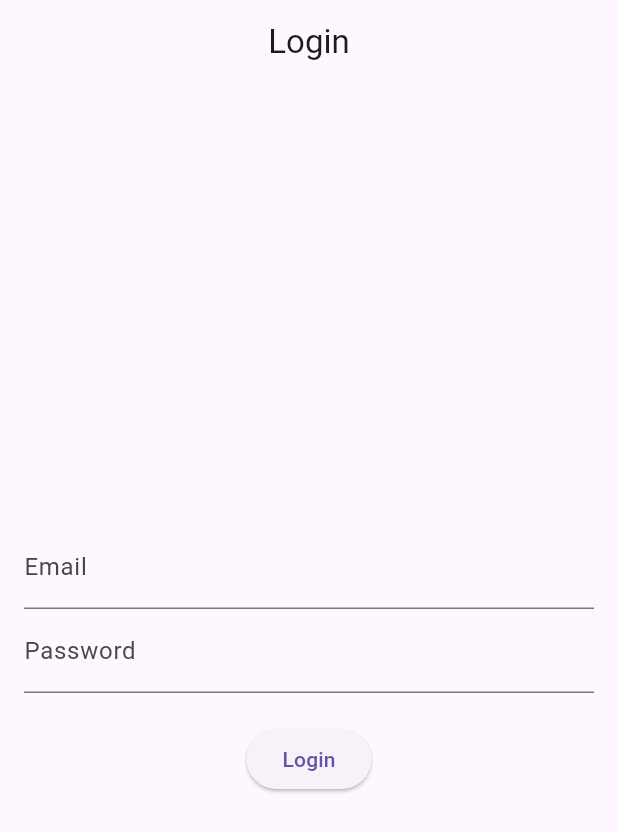
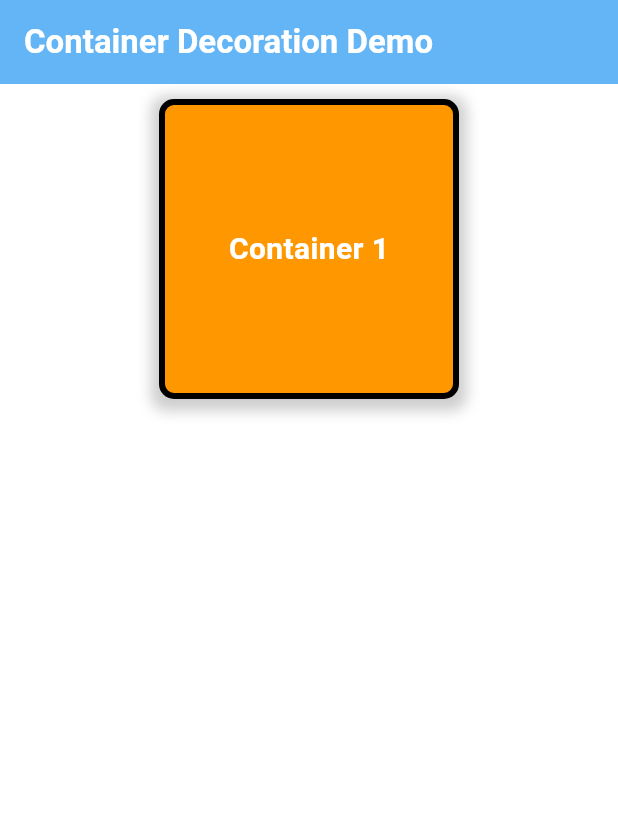
Before and after one commit to SatishK2022/flutter-development, a Flutter app: the screen it shows after launch, on a phone screen of 412 x 824 dp. Shown: the top 832 px of the screen. Run offline on Flutter 3.47's test engine with Material 3 defaults, Android fonts, the phone set to English and light mode, and no system bars.

Commit message:
add Container decoration style

```diff
--- a/demo_project/lib/main.dart
+++ b/demo_project/lib/main.dart
@@ -11,7 +11,8 @@ class MyApp extends StatelessWidget {
       theme: ThemeData(
         primarySwatch: Colors.blue,
       ),
-      home: LoginScreen(),
+      // home: LoginScreen(),
+      home: const ContainerDecorationDemo(),
     );
   }
 }
@@ -83,3 +84,56 @@ class _LoginScreenState extends State<LoginScreen> {
     );
   }
 }
+
+class ContainerDecorationDemo extends StatelessWidget {
+  const ContainerDecorationDemo({super.key});
+
+  @override
+  Widget build(BuildContext context) {
+    return Scaffold(
+      appBar: AppBar(
+        title: const Text(
+          'Container Decoration Demo',
+          style: TextStyle(fontWeight: FontWeight.bold, color: Colors.white),
+        ),
+        backgroundColor: Colors.blue[300],
+      ),
+      body: Container(
+        width: MediaQuery.of(context).size.width,
+        color: Colors.white,
+        child: Column(
+          children: [
+            Padding(
+              padding: const EdgeInsets.all(10),
+              child: Container(
+                width: 200,
+                height: 200,
+                decoration: BoxDecoration(
+                  color: Colors.orange,
+                  border: Border.all(color: Colors.black, width: 4),
+                  boxShadow: [
+                    BoxShadow(
+                      color: Colors.grey.withOpacity(0.5),
+                      spreadRadius: 5,
+                      blurRadius: 7,
+                      offset: const Offset(0, 3),
+                    )
+                  ],
+                  borderRadius: BorderRadius.circular(10),
+                ),
+                child: const Center(
+                    child: Text(
+                  'Container 1',
+                  style: TextStyle(
+                      color: Colors.white,
+                      fontSize: 20,
+                      fontWeight: FontWeight.bold),
+                )),
+              ),
+            )
+          ],
+        ),
+      ),
+    );
+  }
+}
```
